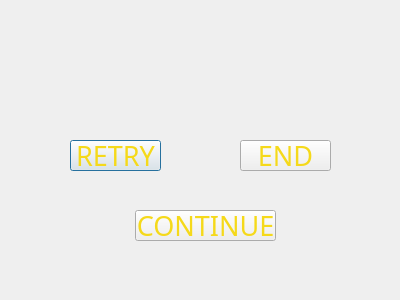
Above: 0707withsuspend/suspend.ui from ZhengTong11111/FAWQT before the change. Below: the same form after it.
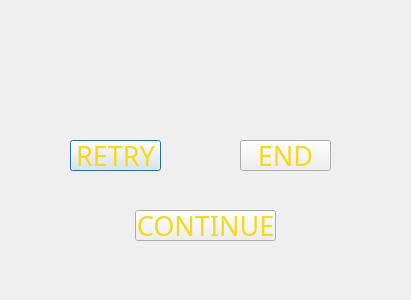
That is the form after the change. Icons and pictures are not drawn.

Patch:
```diff
--- a/0707withsuspend/suspend.ui
+++ b/0707withsuspend/suspend.ui
@@ -6,7 +6,7 @@
    <rect>
     <x>0</x>
     <y>0</y>
-    <width>400</width>
+    <width>411</width>
     <height>300</height>
    </rect>
   </property>
```
